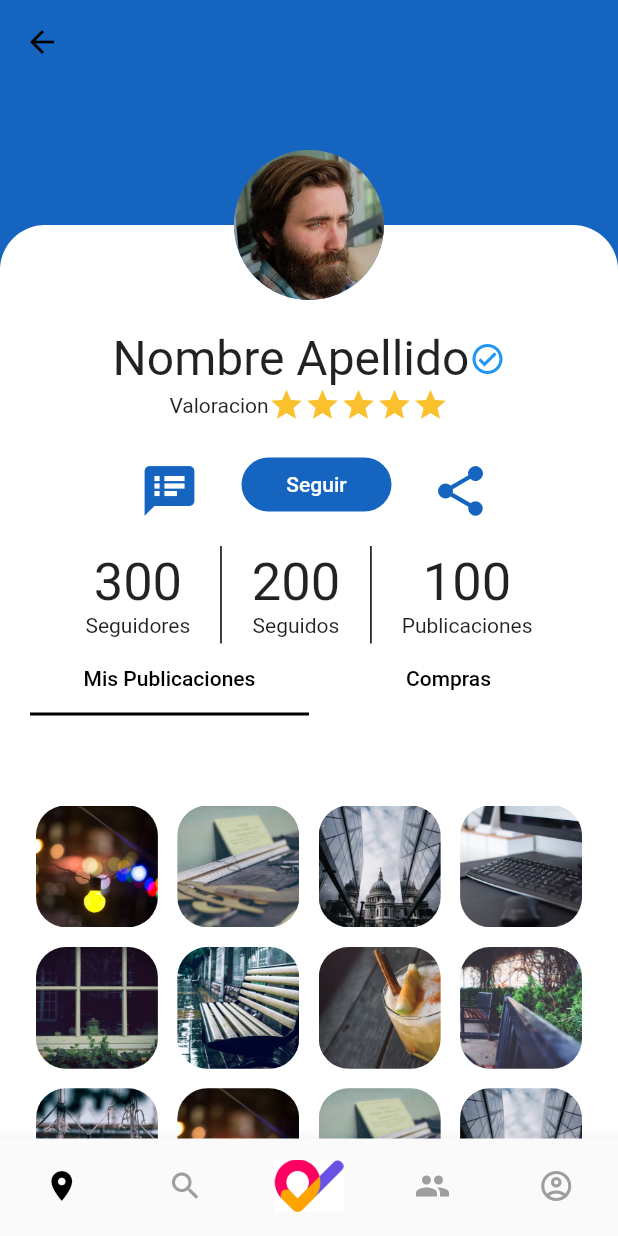
After one commit to yasield74/flutter-dev, a Flutter app: the ProfilePage screen opened by its route, on a phone screen of 412 x 824 dp. The commit adds this screen. Run offline on Flutter 3.47's test engine with Material 2 defaults, Android fonts, the phone set to English and light mode, and no system bars; our stand-ins replace flutter_spinkit, intl_phone_field, shared_preferences, sqflite; accounts and stored records are empty; Roboto replaces fonts that are missing (Varela Round).

Commit message:
perfil de usuario terminado, crear nueva publicacion terminado, ajustes generales de la app, nuevas rutas, paginas de compras y publicaciones para el perfil de usuario creadas.

```diff
--- a/lib/main.dart
+++ b/lib/main.dart
@@ -21,7 +21,7 @@ class MyApp extends StatelessWidget {
         theme: ThemeData(
             primaryColor: Colors.black,
             accentColor: Colors.black,
-            fontFamily: 'VarelaRound',
+            fontFamily: 'Varela Round',
             appBarTheme: AppBarTheme(
                 iconTheme: IconThemeData(color: Colors.black),
                 textTheme: TextTheme(
--- a/lib/src/pages/community_page.dart
+++ b/lib/src/pages/community_page.dart
@@ -102,6 +102,9 @@ class CommunityPage extends StatelessWidget {
               color: PatiColors.primaryDark,
             ),
             onPressed: () {}),
+        SizedBox(
+          width: 20.0,
+        ),
         TextButton(
             onPressed: () {},
             child: Container(
@@ -117,6 +120,9 @@ class CommunityPage extends StatelessWidget {
                 ),
               ),
             )),
+        SizedBox(
+          width: 10.0,
+        ),
         IconButton(
             icon: Icon(
               Icons.share,
--- a/lib/src/pages/nearby_page.dart
+++ b/lib/src/pages/nearby_page.dart
@@ -33,7 +33,7 @@ class CercaPage extends StatelessWidget {
                     tag: '${item.toString()}',
                     child: GestureDetector(
                       onTap: () {
-                        print('click widget');
+                        Navigator.pushNamed(context, 'publication');
                       },
                       child: Container(
                           padding: EdgeInsets.only(left: 10.0),
--- /dev/null
+++ b/lib/src/pages/profile_page.dart
@@ -0,0 +1,267 @@
+import 'package:flutter/material.dart';
+import 'package:patiprecios/src/constants/theme.dart';
+import 'package:patiprecios/src/pages/user_publications_page.dart';
+import 'package:patiprecios/src/pages/user_purchases_page.dart';
+import 'package:patiprecios/src/widget/bottom_navigation_widget.dart';
+
+class ProfilePage extends StatefulWidget {
+  @override
+  _ProfilePageState createState() => _ProfilePageState();
+}
+
+class _ProfilePageState extends State<ProfilePage>
+    with SingleTickerProviderStateMixin {
+  TabController _tabController;
+
+  @override
+  void initState() {
+    _tabController = new TabController(length: 2, vsync: this);
+    super.initState();
+  }
+
+  @override
+  Widget build(BuildContext context) {
+    final size = MediaQuery.of(context).size;
+    return Scaffold(
+      extendBodyBehindAppBar: true,
+      appBar: AppBar(
+        backgroundColor: Colors.transparent,
+        elevation: 0,
+      ),
+      body: SingleChildScrollView(
+        child: Stack(
+          children: [
+            background(context, size),
+            _content(context, size),
+            _avatar(context, size),
+          ],
+        ),
+      ),
+      bottomNavigationBar: CustomBottomNavigationBar(),
+    );
+  }
+
+  Widget background(BuildContext context, Size size) {
+    return Container(
+      width: size.width,
+      height: size.height,
+      color: PatiColors.primaryDark,
+    );
+  }
+
+  Widget _content(BuildContext context, Size size) {
+    return Positioned(
+        top: 150,
+        child: Container(
+          width: size.width,
+          height: size.height - 150,
+          decoration: BoxDecoration(
+              color: Colors.white,
+              borderRadius: BorderRadius.only(
+                  topLeft: Radius.circular(30.0),
+                  topRight: Radius.circular(30.0))),
+          child: SingleChildScrollView(
+            child: Container(
+              padding: EdgeInsets.only(top: 70.0, left: 20.0, right: 20.0),
+              child: Column(
+                children: [
+                  _userInfo(),
+                  SizedBox(
+                    height: 15.0,
+                  ),
+                  _actionButtons(),
+                  SizedBox(
+                    height: 15.0,
+                  ),
+                  _communityInfo(),
+                  _tabs(),
+                ],
+              ),
+            ),
+          ),
+        ));
+  }
+
+  Widget _avatar(BuildContext context, Size size) {
+    return Positioned(
+        top: 100,
+        left: size.width / 2 - 50,
+        child: CircleAvatar(
+          backgroundImage: AssetImage('assets/images/photo_male_5.jpg'),
+          maxRadius: 50,
+        ));
+  }
+
+  Widget _communityInfo() {
+    return Row(
+      mainAxisAlignment: MainAxisAlignment.center,
+      children: [
+        Column(
+          children: [
+            Text(
+              '300',
+              style: TextStyle(fontSize: 35),
+            ),
+            Text('Seguidores')
+          ],
+        ),
+        Container(
+          color: Colors.black,
+          margin: EdgeInsets.only(left: 20.0, right: 20.0),
+          width: 1.0,
+          height: 65.0,
+        ),
+        Column(
+          children: [
+            Text(
+              '200',
+              style: TextStyle(fontSize: 35),
+            ),
+            Text('Seguidos')
+          ],
+        ),
+        Container(
+          color: Colors.black,
+          margin: EdgeInsets.only(left: 20.0, right: 20.0),
+          width: 1.0,
+          height: 65.0,
+        ),
+        Column(
+          children: [
+            Text(
+              '100',
+              style: TextStyle(fontSize: 35),
+            ),
+            Text('Publicaciones')
+          ],
+        ),
+      ],
+    );
+  }
+
+  Widget _userInfo() {
+    return Column(
+      children: [
+        Row(
+          mainAxisAlignment: MainAxisAlignment.center,
+          children: [
+            Text(
+              'Nombre Apellido',
+              style: TextStyle(fontSize: 32.0),
+            ),
+            Icon(
+              Icons.check_circle_outline_outlined,
+              color: Colors.blue,
+            )
+          ],
+        ),
+        Row(
+          mainAxisAlignment: MainAxisAlignment.center,
+          children: [
+            Text('Valoracion'),
+            _valoracion(5.0),
+          ],
+        )
+      ],
+    );
+  }
+
+  Widget _valoracion(double d) {
+    return Row(
+      children: [
+        Icon(
+          Icons.star,
+          color: Colors.yellow[700],
+        ),
+        Icon(
+          Icons.star,
+          color: Colors.yellow[700],
+        ),
+        Icon(
+          Icons.star,
+          color: Colors.yellow[700],
+        ),
+        Icon(
+          Icons.star,
+          color: Colors.yellow[700],
+        ),
+        Icon(
+          Icons.star,
+          color: Colors.yellow[700],
+        ),
+      ],
+    );
+  }
+
+  Widget _actionButtons() {
+    return Row(
+      mainAxisAlignment: MainAxisAlignment.center,
+      children: [
+        IconButton(
+            icon: Icon(
+              Icons.speaker_notes,
+              size: 40.0,
+              color: PatiColors.primaryDark,
+            ),
+            onPressed: () {}),
+        SizedBox(
+          width: 20.0,
+        ),
+        TextButton(
+            onPressed: () {},
+            child: Container(
+              padding: EdgeInsets.all(10.0),
+              width: 100,
+              decoration: BoxDecoration(
+                  color: PatiColors.primaryDark,
+                  borderRadius: BorderRadius.circular(30.0)),
+              child: Center(
+                child: Text(
+                  'Seguir',
+                  style: TextStyle(color: Colors.white),
+                ),
+              ),
+            )),
+        SizedBox(
+          width: 10.0,
+        ),
+        IconButton(
+            icon: Icon(
+              Icons.share,
+              size: 40.0,
+              color: PatiColors.primaryDark,
+            ),
+            onPressed: () {}),
+      ],
+    );
+  }
+
+  Widget _tabs() {
+    return Column(
+      crossAxisAlignment: CrossAxisAlignment.center,
+      children: [
+        TabBar(
+          unselectedLabelColor: Colors.black,
+          labelColor: Colors.black,
+          tabs: [
+            Tab(
+              text: 'Mis Publicaciones',
+            ),
+            Tab(
+              text: 'Compras',
+            ),
+          ],
+          controller: _tabController,
+          indicatorSize: TabBarIndicatorSize.tab,
+        ),
+        Container(
+          height: 1000,
+          child: TabBarView(
+            children: [UserPublications(), UserPurchases()],
+            controller: _tabController,
+          ),
+        ),
+      ],
+    );
+  }
+}
--- /dev/null
+++ b/lib/src/pages/user_publications_page.dart
@@ -0,0 +1,60 @@
+import 'dart:math';
+
+import 'package:flutter/material.dart';
+
+class UserPublications extends StatelessWidget {
+  const UserPublications({Key key}) : super(key: key);
+
+  @override
+  Widget build(BuildContext context) {
+    final rnd = new Random();
+
+    final List<String> _listItems = [
+      'assets/images/image_1.jpg',
+      'assets/images/image_2.jpg',
+      'assets/images/image_3.jpg',
+      'assets/images/image_4.jpg',
+      'assets/images/image_5.jpg',
+      'assets/images/image_6.jpg',
+      'assets/images/image_7.jpg',
+      'assets/images/image_8.jpg',
+      'assets/images/image_9.jpg',
+      'assets/images/image_1.jpg',
+      'assets/images/image_2.jpg',
+      'assets/images/image_3.jpg',
+      'assets/images/image_4.jpg',
+      'assets/images/image_5.jpg',
+      'assets/images/image_6.jpg',
+      'assets/images/image_7.jpg',
+      'assets/images/image_8.jpg',
+      'assets/images/image_9.jpg',
+    ];
+
+    //TODO:Terminar de arreglar el grid
+    return Container(
+      child: GridView.count(
+        crossAxisCount: 4,
+        crossAxisSpacing: 5,
+        mainAxisSpacing: 5,
+        children: _listItems
+            .map((item) => Card(
+                color: Colors.transparent,
+                elevation: 0,
+                child: GestureDetector(
+                  onTap: () {
+                    Navigator.pushNamed(context, 'publication');
+                  },
+                  child: Container(
+                    decoration: BoxDecoration(
+                        borderRadius: BorderRadius.circular(20),
+                        image: DecorationImage(
+                          image: AssetImage(item),
+                          fit: BoxFit.cover,
+                        )),
+                  ),
+                )))
+            .toList(),
+      ),
+    );
+  }
+}
--- a/lib/src/pages/welcome_page.dart
+++ b/lib/src/pages/welcome_page.dart
@@ -1,5 +1,6 @@
 import 'package:flutter/material.dart';
 import 'package:patiprecios/src/constants/theme.dart';
+import 'package:patiprecios/src/pages/login_page.dart';
 
 import 'home_page.dart';
 
@@ -68,7 +69,7 @@ class WelcomePage extends StatelessWidget {
                 ),
                 onPressed: () {
                   Navigator.pushReplacement(context,
-                      MaterialPageRoute(builder: (context) => HomePage()));
+                      MaterialPageRoute(builder: (context) => LoginPage()));
                 })
           ],
         ),
--- a/lib/src/routes/routes.dart
+++ b/lib/src/routes/routes.dart
@@ -2,8 +2,10 @@ import 'package:flutter/cupertino.dart';
 import 'package:patiprecios/src/pages/community_page.dart';
 import 'package:patiprecios/src/pages/home_page.dart';
 import 'package:patiprecios/src/pages/login_page.dart';
+import 'package:patiprecios/src/pages/new_publication_page.dart';
 import 'package:patiprecios/src/pages/newaccount_page.dart';
 import 'package:patiprecios/src/pages/newacctount_pagetwo.dart';
+import 'package:patiprecios/src/pages/profile_page.dart';
 
 import 'package:patiprecios/src/pages/publication_page.dart';
 import 'package:patiprecios/src/pages/splashscreen_page.dart';
@@ -19,5 +21,7 @@ Map<String, WidgetBuilder> getApplicationRoutes() {
     'login': (BuildContext context) => LoginPage(),
     'newaccount': (BuildContext context) => NewAccountPageOne(),
     'newaccount2': (BuildContext context) => NewAccountPageTwo(),
+    'profile': (BuildContext context) => ProfilePage(),
+    'newpublication': (BuildContext context) => NewPublicationPage(),
   };
 }
--- a/pubspec.yaml
+++ b/pubspec.yaml
@@ -42,7 +42,7 @@ flutter:
     - assets/
 
 fonts:
-  - family: VarelaRound
+  - family: Varela Round
     fonts:
       - asset: assets/fonts/VarelaRound-Regular.ttf
   - family: Montserrat
```
Also changed, not shown: lib/src/pages/home_page.dart (+8 -2 lines), lib/src/pages/login_page.dart (+12 -7 lines), lib/src/pages/new_publication_page.dart (added, +204 -0 lines), lib/src/pages/newacctount_pagetwo.dart (+5 -3 lines), lib/src/pages/publication_page.dart (+6 -1 lines), lib/src/pages/user_purchases_page.dart (added, +12 -0 lines), assets/images/mapa.png (added).
